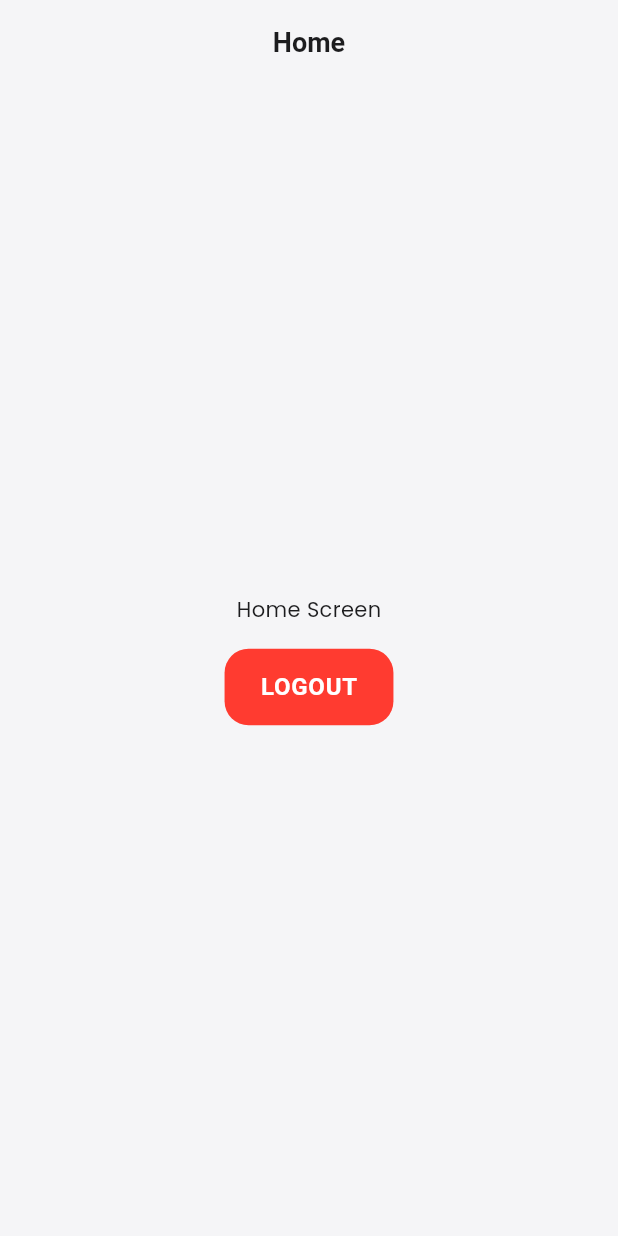
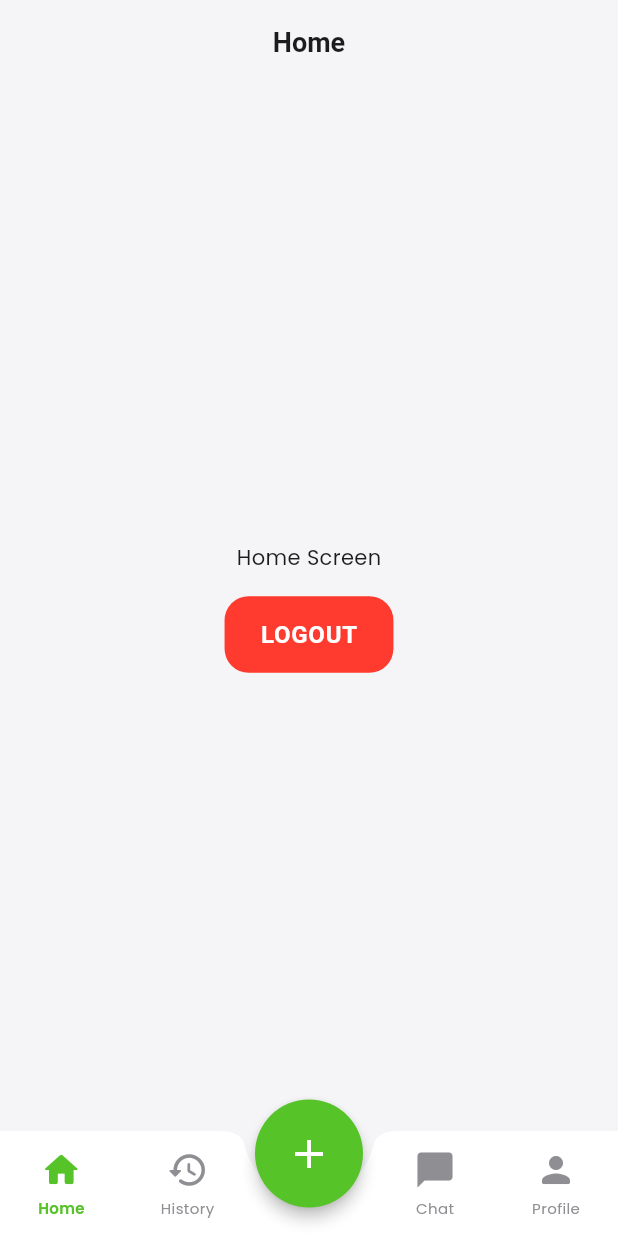
Before and after one commit to ahmadahsins/ai-finance-app, a Flutter app: the screen it shows once a user with an empty profile is signed in, on a phone screen of 412 x 824 dp. Run offline on Flutter 3.47's test engine with Material 3 defaults, Android fonts, the phone set to English and light mode, and no system bars; our stand-ins replace firebase_auth, firebase_core, flutter_riverpod, flutter_svg, go_router, google_fonts and 2 more; accounts and stored records are empty; generated files the repository leaves out were written again.

Commit message:
feat: add bottom navigation bar

```diff
--- a/lib/app.dart
+++ b/lib/app.dart
@@ -1,11 +1,8 @@
 import 'package:finance_ai_app/src/constants/colors.dart';
-import 'package:finance_ai_app/src/features/auth/presentation/login_screen.dart';
 import 'package:finance_ai_app/src/routing/app_router.dart';
 import 'package:flutter/material.dart';
 import 'package:flutter_riverpod/flutter_riverpod.dart';
 import 'package:google_fonts/google_fonts.dart';
-
-import 'home_page.dart';
 
 class MyApp extends ConsumerWidget {
   const MyApp({super.key});
--- a/lib/src/features/auth/presentation/login_screen.dart
+++ b/lib/src/features/auth/presentation/login_screen.dart
@@ -1,7 +1,6 @@
+import 'package:finance_ai_app/src/common_widgets/styled_button.dart';
+import 'package:finance_ai_app/src/common_widgets/styled_text.dart';
 import 'package:finance_ai_app/src/features/auth/application/auth_controller.dart';
-import 'package:finance_ai_app/src/common_widgets/styled_button.dart';
-import 'package:finance_ai_app/src/common_widgets/custom_text.dart';
-import 'package:finance_ai_app/src/features/dashboard/presentation/home_screen.dart';
 import 'package:flutter/material.dart';
 import 'package:flutter_riverpod/flutter_riverpod.dart';
 
--- /dev/null
+++ b/lib/src/routing/scaffold_with_navbar.dart
@@ -0,0 +1,122 @@
+import 'package:finance_ai_app/src/constants/colors.dart';
+import 'package:flutter/material.dart';
+import 'package:go_router/go_router.dart';
+
+class ScaffoldWithNavbar extends StatelessWidget {
+  const ScaffoldWithNavbar({required this.navigationShell, super.key});
+
+  final StatefulNavigationShell navigationShell;
+
+  void _goBranch(int index) {
+    navigationShell.goBranch(
+      index,
+      initialLocation: index == navigationShell.currentIndex,
+    );
+  }
+
+  @override
+  Widget build(BuildContext context) {
+    return Scaffold(
+      body: navigationShell,
+      floatingActionButton: Container(
+        height: 72,
+        width: 72,
+        margin: const EdgeInsets.only(top: 30),
+        child: FloatingActionButton(
+          onPressed: () {
+            context.push('/add-transaction');
+          },
+          backgroundColor: AppColors.primary,
+          shape: const CircleBorder(),
+          elevation: 4,
+          child: const Icon(Icons.add, size: 32, color: Colors.white),
+        ),
+      ),
+      floatingActionButtonLocation: FloatingActionButtonLocation.centerDocked,
+      bottomNavigationBar: BottomAppBar(
+        shape: const CircularNotchedRectangle(),
+        notchMargin: 8,
+        color: AppColors.surface,
+        surfaceTintColor: Colors.transparent,
+        height: 70,
+        padding: EdgeInsets.zero,
+        child: Row(
+          mainAxisAlignment: MainAxisAlignment.spaceAround,
+          children: [
+            _NavbarIcon(
+              icon: Icons.home_rounded,
+              label: 'Home',
+              isSelected: navigationShell.currentIndex == 0,
+              onTap: () => _goBranch(0),
+            ),
+            _NavbarIcon(
+              icon: Icons.history_rounded,
+              label: 'History',
+              isSelected: navigationShell.currentIndex == 1,
+              onTap: () => _goBranch(1),
+            ),
+            const SizedBox(width: 48),
+            _NavbarIcon(
+              icon: Icons.chat_bubble_rounded,
+              label: 'Chat',
+              isSelected: navigationShell.currentIndex == 2,
+              onTap: () => _goBranch(2),
+            ),
+            _NavbarIcon(
+              icon: Icons.person_rounded,
+              label: 'Profile',
+              isSelected: navigationShell.currentIndex == 3,
+              onTap: () => _goBranch(3),
+            ),
+          ],
+        ),
+      ),
+    );
+  }
+}
+
+class _NavbarIcon extends StatelessWidget {
+  final IconData icon;
+  final String label;
+  final bool isSelected;
+  final VoidCallback onTap;
+
+  const _NavbarIcon({
+    required this.icon,
+    required this.label,
+    required this.isSelected,
+    required this.onTap,
+    super.key,
+  });
+
+  @override
+  Widget build(BuildContext context) {
+    return InkWell(
+      onTap: onTap,
+      borderRadius: BorderRadius.circular(12),
+      child: Padding(
+        padding: const EdgeInsets.all(8),
+        child: Column(
+          mainAxisSize: MainAxisSize.min,
+          mainAxisAlignment: MainAxisAlignment.center,
+          children: [
+            Icon(
+              icon,
+              color: isSelected ? AppColors.primary : AppColors.textSecondary,
+              size: 28,
+            ),
+            const SizedBox(height: 4),
+            Text(
+              label,
+              style: TextStyle(
+                color: isSelected ? AppColors.primary : AppColors.textSecondary,
+                fontSize: 10,
+                fontWeight: isSelected ? FontWeight.w600 : FontWeight.normal,
+              ),
+            ),
+          ],
+        ),
+      ),
+    );
+  }
+}
```
Also changed, not shown: lib/src/routing/app_router.dart (+62 -7 lines), lib/src/routing/app_router.g.dart.
